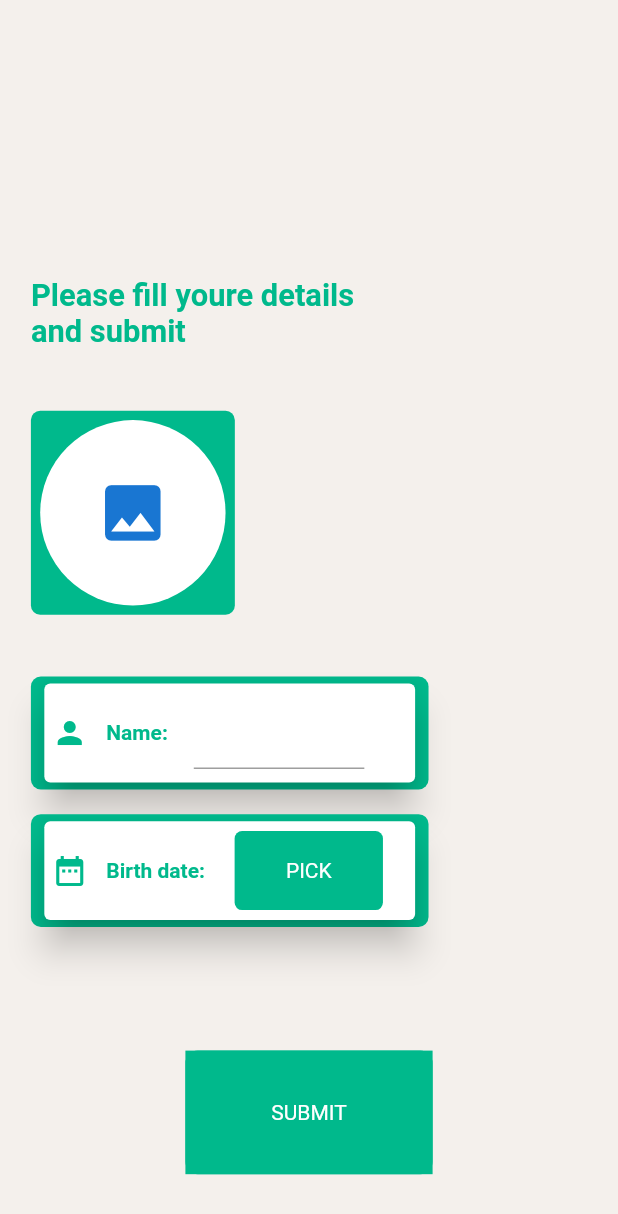
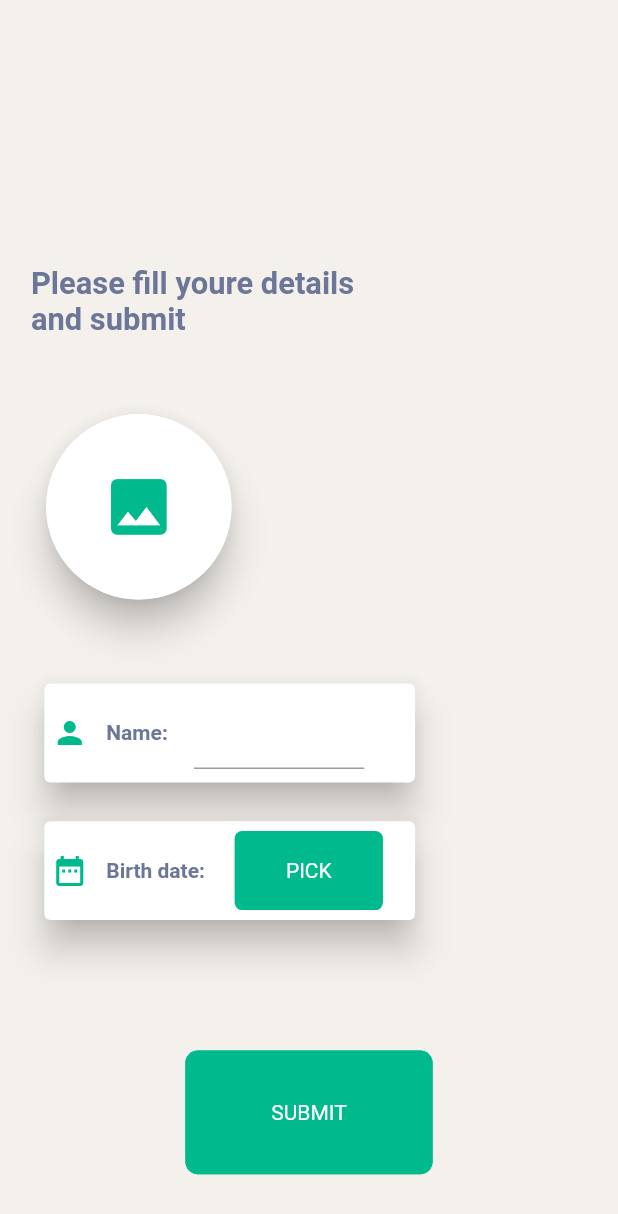
Before and after one commit to matangw/appointnet, a Flutter app: the UpdateDetailsComponent screen opened directly, on a phone screen of 412 x 824 dp. Shown: the top 1214 px of the screen. Run offline on Flutter 3.47's test engine with Material 2 defaults, Android fonts, the phone set to English and light mode, and no system bars; our stand-ins replace cloud_firestore, firebase_auth, firebase_core, firebase_storage, flutter_speed_dial, image_cropper and 1 more; missing offline and left inert: firebase_auth_platform_interface; accounts and stored records are empty; network calls fail.

```diff
--- a/lib/repositories/parlaments_repository.dart
+++ b/lib/repositories/parlaments_repository.dart
@@ -52,10 +52,11 @@ class ParlamentsRepository{
   Future<String?> addUserToParlamentUsingPhone(Parlament parlament,String phoneNumber)async{
     AppointnetUser? user = await UserRepository().getUserByPhone(phoneNumber);
     if(user==null){
+      print('No user with number '+phoneNumber.toString()+' found.');
       return 'No user with number '+phoneNumber.toString()+' found.';
     }
     parlament.usersId.add(user.id as String);
-    bool error = await ParlamentsRepository().updateParlament(parlament).onError((error, stackTrace) => false);
+    bool error = await ParlamentsRepository().updateParlament(parlament).onError((error, stackTrace) =>true);
     if(error){return 'Something went wrong';}
     else{return null;}
 
--- a/lib/screens/parlament_screen/parlament_screen_view.dart
+++ b/lib/screens/parlament_screen/parlament_screen_view.dart
@@ -4,5 +4,8 @@ abstract class ParlamentScreenView{
 
   void onFinishedLoading();
   void gotAllEvents(List<Event> events);
+  void successFeedBack(String message);
+  void startAddingUserToParlament();
+  void finishedAddingUserToParlament();
   void onError(String error);
 }
--- a/lib/screens/splash_screen/splash_component.dart
+++ b/lib/screens/splash_screen/splash_component.dart
@@ -4,6 +4,8 @@ import 'package:appointnet/utils/widget_utils.dart';
 import 'package:flutter/material.dart';
 
 class SplashComponent extends StatefulWidget {
+
+  static const String tag = 'splash_screen';
   @override
   State<SplashComponent> createState() => _SplashComponentState();
 }
--- a/lib/screens/update_details/update_details_component.dart
+++ b/lib/screens/update_details/update_details_component.dart
@@ -81,7 +81,6 @@ class _UpdateDetailsComponentState extends State<UpdateDetailsComponent> impleme
         Container(
           child: WidgetUtils().customText(
             'Please fill youre details',
-            color: MyColors().mainColor,
               fontSize: fontSize,
             fontWeight: FontWeight.bold
           ),
@@ -89,7 +88,6 @@ class _UpdateDetailsComponentState extends State<UpdateDetailsComponent> impleme
         Container(
           child: WidgetUtils().customText(
               'and submit',
-              color: MyColors().mainColor,
               fontSize: fontSize,
               fontWeight: FontWeight.bold
           ),
@@ -101,17 +99,20 @@ class _UpdateDetailsComponentState extends State<UpdateDetailsComponent> impleme
   Widget imageContainer(double radius){
     return Container(
       decoration: BoxDecoration(
-        color: MyColors().mainColor,
         borderRadius: BorderRadius.circular(radius*0.1)
       ),
       padding: EdgeInsets.all(radius*0.1),
       child: InkWell(
         onTap: ()=> pickImage(),
+        child: Card(
+          elevation: 10,
+          shape: CircleBorder(),
           child: CircleAvatar(
             radius: radius,
             backgroundColor: Colors.white,
             backgroundImage: userImage==null? null : FileImage(File(userImage?.path as String)),
-          child:userImage==null? Icon(Icons.image,size: radius*0.8,) : Container(),
+            child:userImage==null? Icon(Icons.image,size: radius*0.8,color: MyColors().mainColor,) : Container(),
+          ),
         ),
       ),
     );
@@ -121,7 +122,6 @@ class _UpdateDetailsComponentState extends State<UpdateDetailsComponent> impleme
     return Container(
       padding: EdgeInsets.symmetric(horizontal: width*0.02,vertical:height*0.01),
       decoration: BoxDecoration(
-        color: MyColors().mainColor,
         borderRadius: BorderRadius.circular(height*0.1)
       ),
       child: Card(
@@ -136,7 +136,7 @@ class _UpdateDetailsComponentState extends State<UpdateDetailsComponent> impleme
             children: [
               Icon(icon,color: MyColors().mainColor,),
               SizedBox(width: width*0.05,),
-              WidgetUtils().customText(name,color: MyColors().mainColor,fontWeight: FontWeight.bold),
+              WidgetUtils().customText(name,fontWeight: FontWeight.bold),
               SizedBox(width: width*0.05,),
               Container(
                 padding: EdgeInsets.symmetric(horizontal: width*0.02),
@@ -158,7 +158,6 @@ class _UpdateDetailsComponentState extends State<UpdateDetailsComponent> impleme
     return Container(
       padding: EdgeInsets.symmetric(horizontal: width*0.02,vertical:height*0.01),
       decoration: BoxDecoration(
-          color: MyColors().mainColor,
           borderRadius: BorderRadius.circular(height*0.1)
       ),
       child: Card(
@@ -173,7 +172,7 @@ class _UpdateDetailsComponentState extends State<UpdateDetailsComponent> impleme
             children: [
               Icon(Icons.date_range,color: MyColors().mainColor,),
               SizedBox(width: width*0.05,),
-              WidgetUtils().customText('Birth date:',color: MyColors().mainColor,fontWeight: FontWeight.bold),
+              WidgetUtils().customText('Birth date:',fontWeight: FontWeight.bold),
               SizedBox(width: width*0.08,),
               Container(
                 width: width*0.4,
@@ -215,7 +214,10 @@ class _UpdateDetailsComponentState extends State<UpdateDetailsComponent> impleme
           Container(
             width: width,
             height: height,
+            decoration: BoxDecoration(
               color: MyColors().mainColor,
+              borderRadius: BorderRadius.circular(height*0.1)
+            ),
               child: Center(child: WidgetUtils().submitButton(height, width,color: MyColors().mainColor))),
         ],
       ),
--- a/lib/utils/route_manager.dart
+++ b/lib/utils/route_manager.dart
@@ -3,6 +3,7 @@ import 'package:appointnet/screens/login/login_component.dart';
 import 'package:appointnet/screens/new_event_screen/new_event_component.dart';
 import 'package:appointnet/screens/new_parlament/new_parlament_component.dart';
 import 'package:appointnet/screens/parlament_screen/parlament_screen_component.dart';
+import 'package:appointnet/screens/splash_screen/splash_component.dart';
 import 'package:appointnet/screens/update_details/update_details_component.dart';
 import 'package:appointnet/utils/transitions/scale.dart';
 import 'package:appointnet/utils/transitions/slide_right.dart';
@@ -42,6 +43,9 @@ class RouteManager {
       case NewEventComponent.tag:
         screen = NewEventComponent();
         return SlideRightRoute(page: screen, routeSettings: settings);
+      case SplashComponent.tag:
+        screen = SplashComponent();
+        return SlideRightRoute(page: screen, routeSettings: settings);
       default:
         return _noScreen();
     }
```
Also changed, not shown: lib/screens/home_page/home_page_component.dart (+9 -1 lines), lib/screens/login/login_component.dart (+26 -15 lines), lib/screens/parlament_screen/parlament_screen_component.dart (+33 -6 lines), lib/screens/parlament_screen/parlament_screen_model.dart (+12 -1 lines), lib/utils/general_utils.dart (+14 -1 lines). Lines whose indentation alone changed are shown as unchanged.
